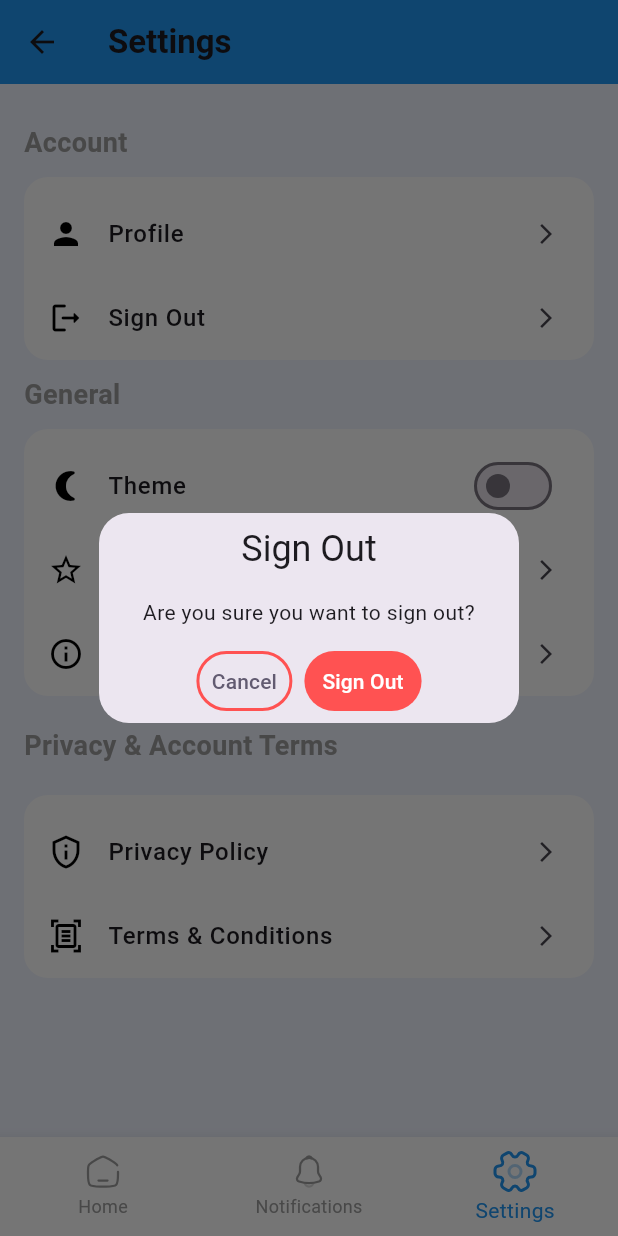
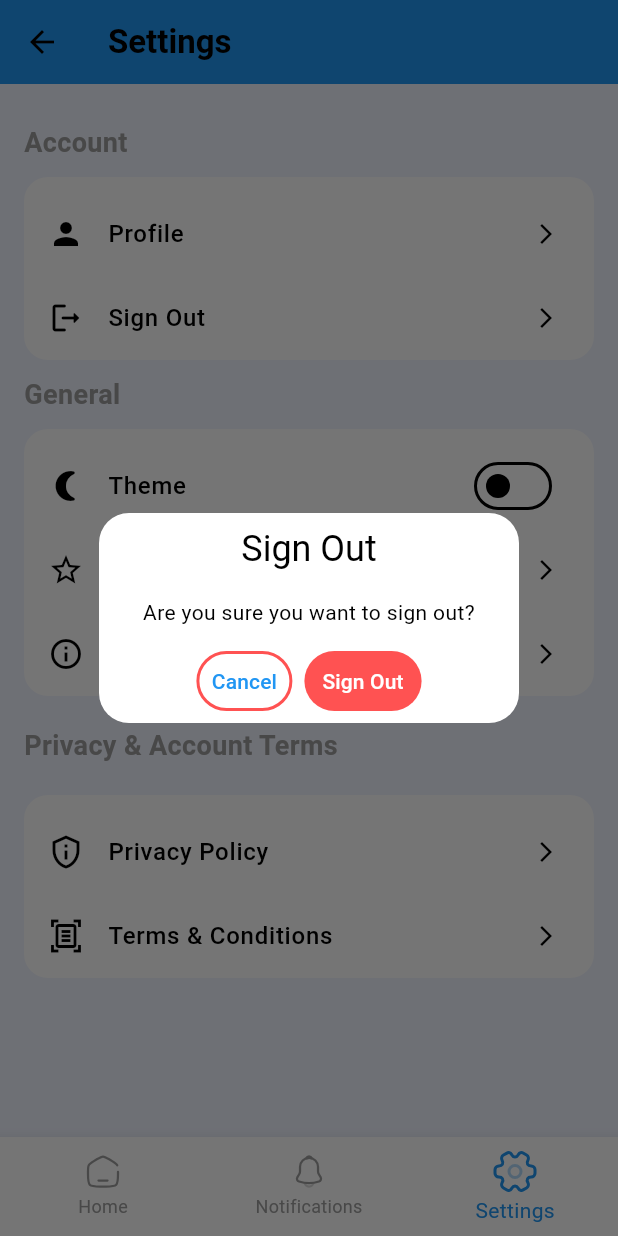
Before and after one commit to Nashon-Nsemwa/QrAttend, a Flutter app: the StudentNavigation screen opened by its route, item 3 of the bottom bar chosen, after a tap on "Sign Out", on a phone screen of 412 x 824 dp. Run offline on Flutter 3.47's test engine with Material 3 defaults, Android fonts, the phone set to English and light mode, and no system bars; our stand-ins replace device_info_plus, flutter_svg, geolocator, get, get_storage, image_picker and 4 more; missing offline and left inert: about, image_gallery_saver_plus, mobile_scanner; accounts and stored records are empty.

Commit message:
add light and dark theme file and test some pages

```diff
--- a/lib/views/lectures/Navigation.dart
+++ b/lib/views/lectures/Navigation.dart
@@ -12,11 +12,12 @@ class LectureNavigation extends StatelessWidget {
   @override
   Widget build(BuildContext context) {
     final LecturenavController controller = Get.put(LecturenavController());
+    final theme = Theme.of(context).colorScheme;
 
     return Scaffold(
       bottomNavigationBar: Obx(() {
         return BottomNavigationBar(
-          backgroundColor: Colors.white,
+          backgroundColor: theme.onSecondary,
           currentIndex: controller.selectedIndex.value,
           onTap: controller.changeIndex,
           elevation: 8, // Added elevation effect
--- a/lib/views/shared/Settings.dart
+++ b/lib/views/shared/Settings.dart
@@ -11,10 +11,11 @@ class Settings extends StatelessWidget {
 
   @override
   Widget build(BuildContext context) {
+    final theme = Theme.of(context).colorScheme;
     return Scaffold(
       appBar: AppBar(
         title: Text("Settings", style: TextStyle(fontWeight: FontWeight.bold)),
-        backgroundColor: Colors.blue,
+        backgroundColor: theme.onSecondaryFixed,
       ),
       body: SingleChildScrollView(
         child: Padding(
@@ -35,7 +36,7 @@ class Settings extends StatelessWidget {
               // Account Category inside a white container
               Container(
                 decoration: BoxDecoration(
-                  color: Colors.white,
+                  color: theme.onSecondary,
                   borderRadius: BorderRadius.circular(
                     16,
                   ), // Adjust the radius as needed
@@ -56,6 +57,7 @@ class Settings extends StatelessWidget {
                           Get.toNamed("/Lecture_Profile");
                         }
                       },
+                      context: context,
                     ),
                     _buildListTile(
                       icon: Icons.logout_rounded,
@@ -78,6 +80,7 @@ class Settings extends StatelessWidget {
                           },
                         );
                       },
+                      context: context,
                     ),
                   ],
                 ),
@@ -95,7 +98,7 @@ class Settings extends StatelessWidget {
               // General Category inside a white container
               Container(
                 decoration: BoxDecoration(
-                  color: Colors.white,
+                  color: theme.onSecondary,
                   borderRadius: BorderRadius.circular(
                     16,
                   ), // Adjust the radius as needed
@@ -104,13 +107,12 @@ class Settings extends StatelessWidget {
                   crossAxisAlignment: CrossAxisAlignment.start,
                   children: [
                     const SizedBox(height: 10),
-
                     _buildListTile(
                       icon: Icons.nightlight_round,
                       title: "Theme",
                       trailing: Obx(
                         () => Switch(
-                          activeColor: Colors.black,
+                          activeColor: theme.onPrimary,
                           value: themeController.isDarkMode.value,
                           onChanged: (value) {
                             themeController.toggleTheme();
@@ -119,6 +121,7 @@ class Settings extends StatelessWidget {
                       ),
                       onTap:
                           () {}, // No need for tap if you're using the toggle
+                      context: context,
                     ),
                     _buildListTile(
                       icon: Icons.star_border,
@@ -126,6 +129,7 @@ class Settings extends StatelessWidget {
                       onTap: () {
                         // Handle Rate us action
                       },
+                      context: context,
                     ),
                     _buildListTile(
                       icon: Icons.info_outline,
@@ -134,6 +138,7 @@ class Settings extends StatelessWidget {
                         // Handle About action
                         Get.toNamed("/About");
                       },
+                      context: context,
                     ),
                   ],
                 ),
@@ -151,7 +156,7 @@ class Settings extends StatelessWidget {
               // Privacy & Account Terms Category inside a white container
               Container(
                 decoration: BoxDecoration(
-                  color: Colors.white,
+                  color: theme.onSecondary,
                   borderRadius: BorderRadius.circular(
                     16,
                   ), // Adjust the radius as needed
@@ -167,6 +172,7 @@ class Settings extends StatelessWidget {
                         // Handle Privacy Policy action
                         Get.toNamed("/PrivacyPolicy");
                       },
+                      context: context,
                     ),
                     _buildListTile(
                       icon: Icons.document_scanner_outlined,
@@ -175,6 +181,7 @@ class Settings extends StatelessWidget {
                         // Handle Terms & Conditions action
                         Get.toNamed("/TermsConditions");
                       },
+                      context: context,
                     ),
                   ],
                 ),
@@ -190,20 +197,23 @@ class Settings extends StatelessWidget {
     required IconData icon,
     required String title,
     required VoidCallback onTap,
-    Widget? trailing, // Add this line
+    Widget? trailing,
+    required BuildContext context, // Add BuildContext parameter
   }) {
+    final theme = Theme.of(context).colorScheme;
     return ListTile(
-      leading: Icon(icon, color: Colors.black),
+      leading: Icon(icon, color: theme.onPrimary),
       title: Text(
         title,
-        style: const TextStyle(fontSize: 16, fontWeight: FontWeight.w500),
+        style: TextStyle(
+          fontSize: 16,
+          fontWeight: FontWeight.w500,
+          color: theme.onPrimary,
+        ),
       ),
       trailing:
           trailing ??
-          const Icon(
-            Icons.arrow_forward_ios,
-            size: 16,
-          ), // Use custom trailing if provided
+          Icon(Icons.arrow_forward_ios, size: 16, color: theme.onPrimary),
       onTap: onTap,
     );
   }
--- a/lib/views/students/Dashboard.dart
+++ b/lib/views/students/Dashboard.dart
@@ -9,10 +9,11 @@ class StudentDashboard extends StatelessWidget {
   Widget build(BuildContext context) {
     double screenWidth = MediaQuery.of(context).size.width;
     int crossAxisCount = screenWidth > 600 ? 3 : 2; // Adjust for tablets
+    final theme = Theme.of(context).colorScheme;
 
     return Scaffold(
       appBar: AppBar(
-        backgroundColor: Colors.blue,
+        backgroundColor: theme.onSecondaryFixed,
         title: Row(
           children: [
             CircleAvatar(
@@ -89,15 +90,17 @@ class StudentDashboard extends StatelessWidget {
               // "View Attendance" Card
               Card(
                 elevation: 3,
-                color: Colors.white,
+                color: theme.onSecondary,
                 shape: RoundedRectangleBorder(
                   borderRadius: BorderRadius.circular(12),
                 ),
                 child: ListTile(
                   leading: SvgPicture.asset(
                     'assets/icons/attendance-person.svg',
+
                     width: 30,
                     height: 30,
+                    color: theme.onPrimary,
                   ),
                   title: Text(
                     "View Attendance",
@@ -114,18 +117,23 @@ class StudentDashboard extends StatelessWidget {
     );
   }
 
-  // Updated dashboard item to include tap navigation
   Widget _dashboardItem({
     required String iconPath,
     required String label,
     required VoidCallback onTap,
   }) {
+    return Builder(
+      builder: (context) {
+        final theme = Theme.of(context).colorScheme;
         return GestureDetector(
           onTap: onTap,
           child: Card(
-        color: Colors.blue,
+            color:
+                theme.secondary, // Changed from Colors.blue to theme.secondary
             elevation: 4,
-        shape: RoundedRectangleBorder(borderRadius: BorderRadius.circular(20)),
+            shape: RoundedRectangleBorder(
+              borderRadius: BorderRadius.circular(20),
+            ),
             child: Padding(
               padding: const EdgeInsets.all(12.0),
               child: Column(
@@ -135,14 +143,17 @@ class StudentDashboard extends StatelessWidget {
                     iconPath,
                     width: 50,
                     height: 50,
-                colorFilter: ColorFilter.mode(Colors.white, BlendMode.srcIn),
+                    colorFilter: const ColorFilter.mode(
+                      Colors.white,
+                      BlendMode.srcIn,
+                    ),
                   ),
                   SizedBox(height: 10),
                   Flexible(
                     child: Text(
                       label,
                       textAlign: TextAlign.center,
-                  style: TextStyle(
+                      style: const TextStyle(
                         fontSize: 16,
                         fontWeight: FontWeight.bold,
                         color: Colors.white,
@@ -154,5 +165,7 @@ class StudentDashboard extends StatelessWidget {
             ),
           ),
         );
+      },
+    );
   }
 }
--- a/lib/views/students/Navigation.dart
+++ b/lib/views/students/Navigation.dart
@@ -12,6 +12,7 @@ class StudentNavigation extends StatelessWidget {
   @override
   Widget build(BuildContext context) {
     final StudentnavController controller = Get.put(StudentnavController());
+    final theme = Theme.of(context).colorScheme;
 
     return WillPopScope(
       onWillPop: () async {
@@ -27,7 +28,7 @@ class StudentNavigation extends StatelessWidget {
       child: Scaffold(
         bottomNavigationBar: Obx(() {
           return BottomNavigationBar(
-            backgroundColor: Colors.white,
+            backgroundColor: theme.onSecondary,
             currentIndex: controller.selectedIndex.value,
             onTap: controller.changeIndex,
             elevation: 8, // Added elevation effect
```
Also changed, not shown: lib/config/theme.dart (+22 -43 lines), lib/main.dart (+3 -8 lines), lib/views/shared/Notifications.dart (+6 -6 lines). Lines whose indentation alone changed are shown as unchanged.
